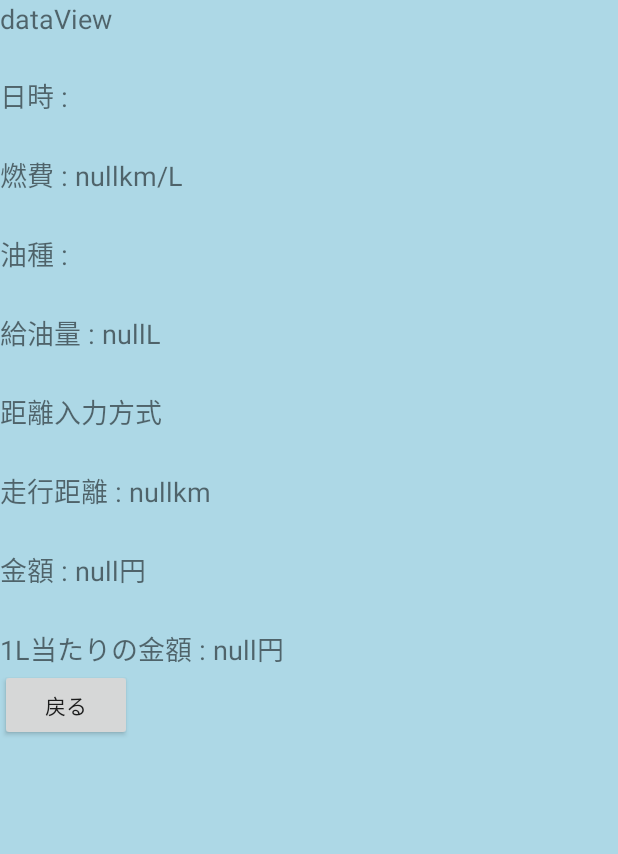
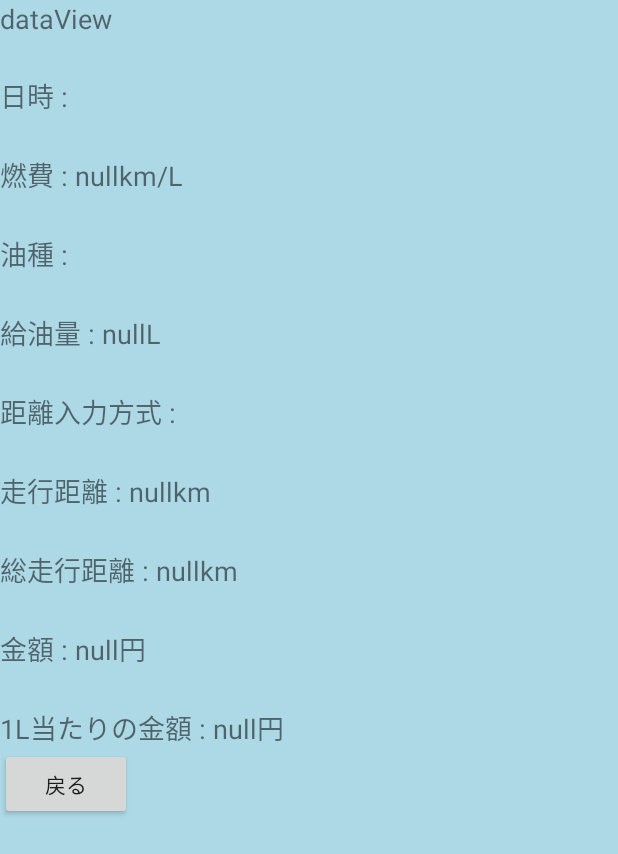
Before and after one commit to uezonokou/FuelMemory, an Android app: the DataViewActivity screen opened directly, with no data from a screen before it, on a phone screen of 412 x 824 dp. Shown: the top 854 px of the screen. Run offline under Robolectric (Android 15) with nearby library versions, the phone set to English and light mode, and no system bars.

Commit message:
ODO周りの整備。うまくいかない・・・

```diff
--- a/app/src/main/java/com/example/fuelmemory/DataViewActivity.java
+++ b/app/src/main/java/com/example/fuelmemory/DataViewActivity.java
@@ -16,7 +16,7 @@ public class DataViewActivity extends Activity {
 
     public String day_Data;
 
-    public String inportData[] = new String[8];
+    public String inportData[] = new String[10];
 
     public TextView day;
     public TextView yushyu;
@@ -26,6 +26,7 @@ public class DataViewActivity extends Activity {
     public TextView fuelvalue;
     public TextView Lkingaku;
     public TextView kyoriset;
+    public TextView ODO;
     public Button back;
 
 
@@ -45,6 +46,7 @@ public class DataViewActivity extends Activity {
         Lkingaku=findViewById(R.id.Lkingaku);
         kyoriset=findViewById(R.id.Kyoriset);
         back=findViewById(R.id.back);
+        ODO=findViewById(R.id.ODO);
 
 
         final String FullPath;
@@ -62,6 +64,7 @@ public class DataViewActivity extends Activity {
         fuelvalue.setText(inportData[4]+"km/L");
         Lkingaku.setText(inportData[5] + "円");
         kyoriset.setText(inportData[6]);
+        ODO.setText(inportData[8] + "km");
 
 
         back.setOnClickListener(new View.OnClickListener() {
@@ -78,7 +81,7 @@ public class DataViewActivity extends Activity {
 
         public String[] readFile(String file) {
         int cnt = 0;
-        String inportData[] = new String[8];
+        String inportData[] = new String[10];
 
         try (FileInputStream fileInputStream = openFileInput(file);
              BufferedReader reader = new BufferedReader(new InputStreamReader(fileInputStream, "UTF-8"))) {
@@ -112,6 +115,9 @@ public class DataViewActivity extends Activity {
                 } else if(cnt == 7){
                     inportData[7] = lineBuffer;
                     cnt++;
+                } else if(cnt==8){
+                    inportData[8] = lineBuffer;
+                    cnt++;
                 }
             }
         } catch (IOException e) {
--- a/app/src/main/java/com/example/fuelmemory/HistoryActivity.java
+++ b/app/src/main/java/com/example/fuelmemory/HistoryActivity.java
@@ -105,7 +105,7 @@ public class HistoryActivity extends Activity {
     }
 
     public void putLog(String mess){
-        if(mess!="Startsetting.txt"){
+        if(mess!="Startsetting.txt" || mess!="ODO.txt"){
             if(mess.length() > 27) {
                 mess = mess.substring(7, 28);
                 pass[cnt]=mess;
--- a/app/src/main/res/layout/activity_dateview.xml
+++ b/app/src/main/res/layout/activity_dateview.xml
@@ -40,7 +40,6 @@
                     android:id="@+id/day"
                     android:layout_width="wrap_content"
                     android:layout_height="wrap_content"
-                    android:text="5555"
                     android:textSize="18sp" />
             </LinearLayout>
 
@@ -126,7 +125,7 @@
                     android:id="@+id/textView17"
                     android:layout_width="match_parent"
                     android:layout_height="wrap_content"
-                    android:text="距離入力方式"
+                    android:text="距離入力方式 : "
                     android:textSize="18sp" />
 
                 <TextView
@@ -162,6 +161,31 @@
             <Space
                 android:layout_width="match_parent"
                 android:layout_height="25dp" />
+
+            <LinearLayout
+                android:layout_width="wrap_content"
+                android:layout_height="wrap_content"
+                android:orientation="horizontal">
+
+                <TextView
+                    android:layout_width="wrap_content"
+                    android:layout_height="wrap_content"
+                    android:layout_weight="1"
+                    android:text="総走行距離 : "
+                    android:textSize="18sp" />
+
+                <TextView
+                    android:id="@+id/ODO"
+                    android:layout_width="wrap_content"
+                    android:layout_height="wrap_content"
+                    android:layout_weight="1"
+                    android:textSize="18sp" />
+            </LinearLayout>
+
+            <Space
+                android:layout_width="wrap_content"
+                android:layout_height="25dp"
+                android:layout_weight="1" />
 
             <LinearLayout
                 android:layout_width="wrap_content"
```
Also changed, not shown: app/src/main/java/com/example/fuelmemory/MemoryActivity.java (+68 -10 lines), app/src/main/java/com/example/fuelmemory/StartActivity.java (+12 -0 lines).
